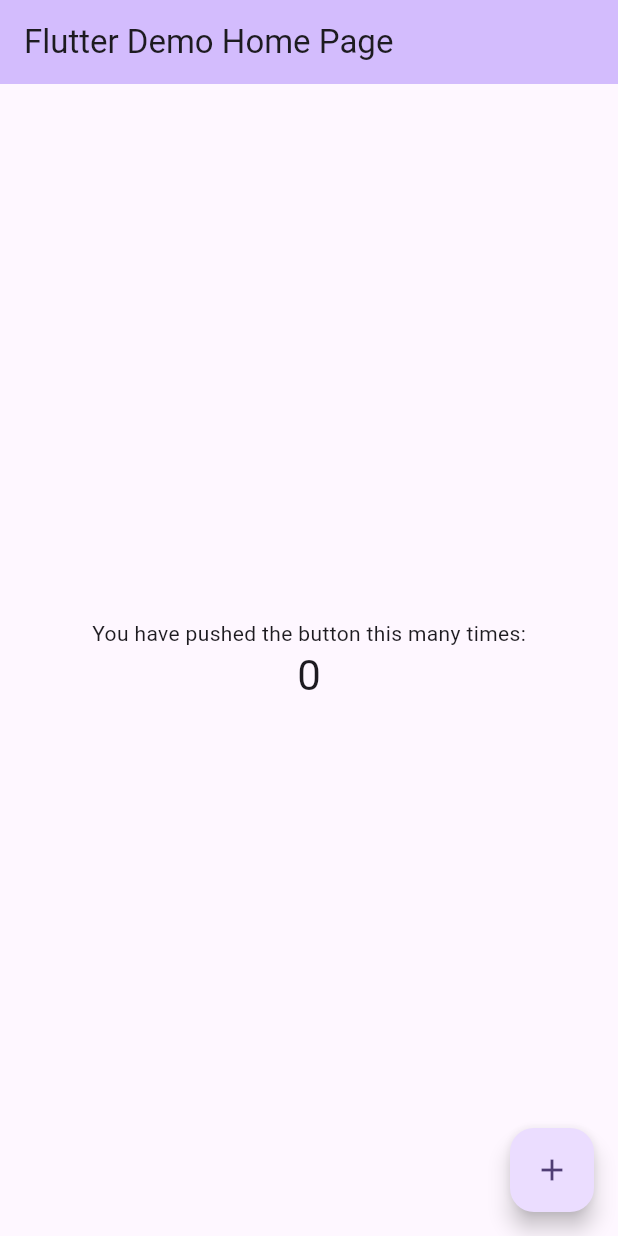
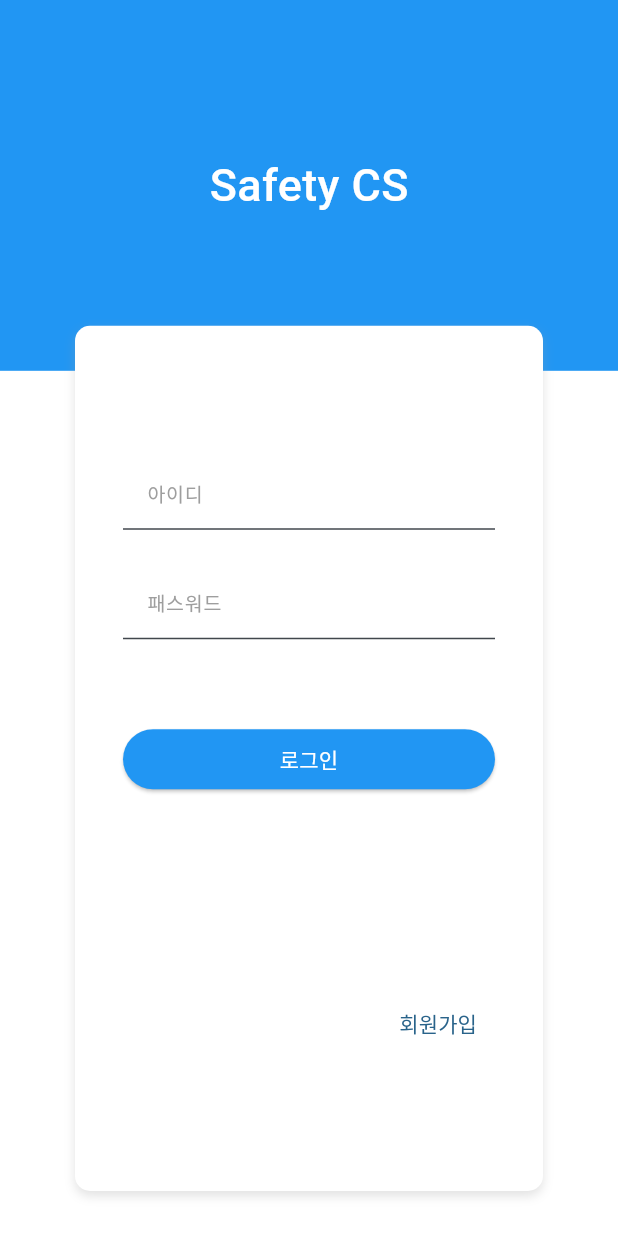
Before and after one commit to proHong/satety_cs, a Flutter app: the screen it shows after launch, on a phone screen of 412 x 824 dp. Run offline on Flutter 3.47's test engine with Material 2 defaults, Android fonts, the phone set to English and light mode, and no system bars.

Commit message:
Login 페이지 구현중 (Input, Card Component화 필요)

```diff
--- a/lib/main.dart
+++ b/lib/main.dart
@@ -1,4 +1,5 @@
 import 'package:flutter/material.dart';
+import 'package:safety_cs/presentation/Login.dart';
 
 void main() {
   runApp(const MyApp());
@@ -11,115 +12,12 @@ class MyApp extends StatelessWidget {
   @override
   Widget build(BuildContext context) {
     return MaterialApp(
-      title: 'Flutter Demo',
-      theme: ThemeData(
-        // This is the theme of your application.
-        //
-        // TRY THIS: Try running your application with "flutter run". You'll see
-        // the application has a blue toolbar. Then, without quitting the app,
-        // try changing the seedColor in the colorScheme below to Colors.green
-        // and then invoke "hot reload" (save your changes or press the "hot
-        // reload" button in a Flutter-supported IDE, or press "r" if you used
-        // the command line to start the app).
-        //
-        // Notice that the counter didn't reset back to zero; the application
-        // state is not lost during the reload. To reset the state, use hot
-        // restart instead.
-        //
-        // This works for code too, not just values: Most code changes can be
-        // tested with just a hot reload.
-        colorScheme: ColorScheme.fromSeed(seedColor: Colors.deepPurple),
-        useMaterial3: true,
-      ),
-      home: const MyHomePage(title: 'Flutter Demo Home Page'),
-    );
+        title: 'Safety_CS',
+        theme: ThemeData(
+          primarySwatch: Colors.blue,
+          colorScheme: ColorScheme.fromSeed(seedColor: Colors.blue.shade200),
+          useMaterial3: true,
+        ),
+        home: const LoginPage());
   }
 }
-
-class MyHomePage extends StatefulWidget {
-  const MyHomePage({super.key, required this.title});
-
-  // This widget is the home page of your application. It is stateful, meaning
-  // that it has a State object (defined below) that contains fields that affect
-  // how it looks.
-
-  // This class is the configuration for the state. It holds the values (in this
-  // case the title) provided by the parent (in this case the App widget) and
-  // used by the build method of the State. Fields in a Widget subclass are
-  // always marked "final".
-
-  final String title;
-
-  @override
-  State<MyHomePage> createState() => _MyHomePageState();
-}
-
-class _MyHomePageState extends State<MyHomePage> {
-  int _counter = 0;
-
-  void _incrementCounter() {
-    setState(() {
-      // This call to setState tells the Flutter framework that something has
-      // changed in this State, which causes it to rerun the build method below
-      // so that the display can reflect the updated values. If we changed
-      // _counter without calling setState(), then the build method would not be
-      // called again, and so nothing would appear to happen.
-      _counter++;
-    });
-  }
-
-  @override
-  Widget build(BuildContext context) {
-    // This method is rerun every time setState is called, for instance as done
-    // by the _incrementCounter method above.
-    //
-    // The Flutter framework has been optimized to make rerunning build methods
-    // fast, so that you can just rebuild anything that needs updating rather
-    // than having to individually change instances of widgets.
-    return Scaffold(
-      appBar: AppBar(
-        // TRY THIS: Try changing the color here to a specific color (to
-        // Colors.amber, perhaps?) and trigger a hot reload to see the AppBar
-        // change color while the other colors stay the same.
-        backgroundColor: Theme.of(context).colorScheme.inversePrimary,
-        // Here we take the value from the MyHomePage object that was created by
-        // the App.build method, and use it to set our appbar title.
-        title: Text(widget.title),
-      ),
-      body: Center(
-        // Center is a layout widget. It takes a single child and positions it
-        // in the middle of the parent.
-        child: Column(
-          // Column is also a layout widget. It takes a list of children and
-          // arranges them vertically. By default, it sizes itself to fit its
-          // children horizontally, and tries to be as tall as its parent.
-          //
-          // Column has various properties to control how it sizes itself and
-          // how it positions its children. Here we use mainAxisAlignment to
-          // center the children vertically; the main axis here is the vertical
-          // axis because Columns are vertical (the cross axis would be
-          // horizontal).
-          //
-          // TRY THIS: Invoke "debug painting" (choose the "Toggle Debug Paint"
-          // action in the IDE, or press "p" in the console), to see the
-          // wireframe for each widget.
-          mainAxisAlignment: MainAxisAlignment.center,
-          children: <Widget>[
-            const Text(
-              'You have pushed the button this many times:',
-            ),
-            Text(
-              '$_counter',
-              style: Theme.of(context).textTheme.headlineMedium,
-            ),
-          ],
-        ),
-      ),
-      floatingActionButton: FloatingActionButton(
-        onPressed: _incrementCounter,
-        tooltip: 'Increment',
-        child: const Icon(Icons.add),
-      ), // This trailing comma makes auto-formatting nicer for build methods.
-    );
-  }
-}
--- /dev/null
+++ b/lib/presentation/Home.dart
@@ -0,0 +1,17 @@
+import 'package:flutter/material.dart';
+
+class HomePage extends StatefulWidget {
+  const HomePage({super.key});
+
+  @override
+  State<HomePage> createState() => _HomePageState();
+}
+
+class _HomePageState extends State<HomePage> {
+  @override
+  Widget build(BuildContext context) {
+    return Container(
+      child: Center(child: Text("HOME")),
+    );
+  }
+}
--- /dev/null
+++ b/lib/presentation/Login.dart
@@ -0,0 +1,154 @@
+import 'package:flutter/material.dart';
+import 'package:safety_cs/presentation/Home.dart';
+import 'package:safety_cs/presentation/Register.dart';
+
+class LoginPage extends StatefulWidget {
+  const LoginPage({super.key});
+
+  @override
+  State<LoginPage> createState() => _LoginPageState();
+}
+
+class _LoginPageState extends State<LoginPage> {
+  TextEditingController userIdController = TextEditingController();
+  TextEditingController passwordController = TextEditingController();
+  @override
+  Widget build(BuildContext context) {
+    return SafeArea(
+      child: Scaffold(
+        backgroundColor: Colors.white,
+        body: Stack(
+          children: [
+            Container(
+              alignment: Alignment.center,
+              color: Colors.blue,
+              width: double.infinity,
+              height: MediaQuery.of(context).size.height * 0.3,
+              child: Text(
+                "Safety CS",
+                style: TextStyle(
+                    fontWeight: FontWeight.w500,
+                    fontSize: 30,
+                    color: Colors.white),
+              ),
+            ),
+            Container(
+              alignment: Alignment.bottomCenter,
+              padding: EdgeInsets.fromLTRB(50, 0, 50, 30),
+              child: Container(
+                decoration: BoxDecoration(
+                    color: Colors.white,
+                    borderRadius: BorderRadius.all(
+                      Radius.circular(10),
+                    ),
+                    boxShadow: [
+                      BoxShadow(
+                        color: Colors.grey.withOpacity(0.3),
+                        blurRadius: 5.0,
+                        spreadRadius: 0.0,
+                        offset: const Offset(0, 3),
+                      )
+                    ]),
+                padding: EdgeInsets.all(32.0),
+                height: MediaQuery.of(context).size.height * 0.7,
+                child: Column(
+                  mainAxisAlignment: MainAxisAlignment.spaceEvenly,
+                  children: [
+                    Column(
+                      children: [
+                        TextField(
+                          controller: userIdController,
+                          style: TextStyle(
+                            color: Colors.blue.shade500,
+                          ),
+                          decoration: const InputDecoration(
+                            hintText: "아이디",
+                            hintStyle:
+                                TextStyle(fontSize: 13, color: Colors.grey),
+                            filled: true,
+                            fillColor: Colors.white,
+                          ),
+                        ),
+                        const SizedBox(
+                          height: 25,
+                        ),
+                        TextField(
+                          controller: passwordController,
+                          obscureText: true,
+                          style: TextStyle(
+                            color: Colors.blue,
+                          ),
+                          decoration: const InputDecoration(
+                            hintText: "패스워드",
+                            hintStyle:
+                                TextStyle(fontSize: 13, color: Colors.grey),
+                            filled: true,
+                            fillColor: Colors.white,
+                          ),
+                        ),
+                      ],
+                    ),
+                    SizedBox(
+                      width: double.infinity,
+                      child: ElevatedButton(
+                        onPressed: () {},
+                        child: const Text("로그인"),
+                        style: ElevatedButton.styleFrom(
+                            backgroundColor: Colors.blue,
+                            foregroundColor: Colors.white),
+                      ),
+                    ),
+                    const SizedBox(height: 16),
+                    Row(
+                      mainAxisAlignment: MainAxisAlignment.end,
+                      children: [
+                        TextButton(
+                          child: const Text("회원가입"),
+                          onPressed: () {
+                            Navigator.push(
+                              context,
+                              MaterialPageRoute(
+                                  builder: (context) => const RegisterPage()),
+                            );
+                          },
+                        ),
+                      ],
+                    ),
+                  ],
+                ),
+              ),
+            )
+          ],
+        ),
+      ),
+    );
+  }
+}
+
+class MenuWidget extends StatelessWidget {
+  const MenuWidget({super.key});
+
+  @override
+  Widget build(BuildContext context) {
+    double height = MediaQuery.of(context).size.height;
+    double width = MediaQuery.of(context).size.width;
+
+    return ClipRRect(
+      borderRadius: BorderRadius.vertical(top: Radius.circular(20.0)),
+      child: Container(
+        color: Colors.deepOrange,
+        width: width,
+        height: height / 3,
+        child: Padding(
+          padding: EdgeInsets.symmetric(vertical: 2.0, horizontal: 10.0),
+          child: Column(
+            children: <Widget>[
+              Icon(Icons.keyboard_arrow_up, size: 20),
+              Text("HELLO")
+            ],
+          ),
+        ),
+      ),
+    );
+  }
+}
--- /dev/null
+++ b/lib/presentation/Register.dart
@@ -0,0 +1,17 @@
+import 'package:flutter/material.dart';
+
+class RegisterPage extends StatefulWidget {
+  const RegisterPage({super.key});
+
+  @override
+  State<RegisterPage> createState() => _RegisterPageState();
+}
+
+class _RegisterPageState extends State<RegisterPage> {
+  @override
+  Widget build(BuildContext context) {
+    return Container(
+      child: Center(child: Text("REGISTER")),
+    );
+  }
+}
```
